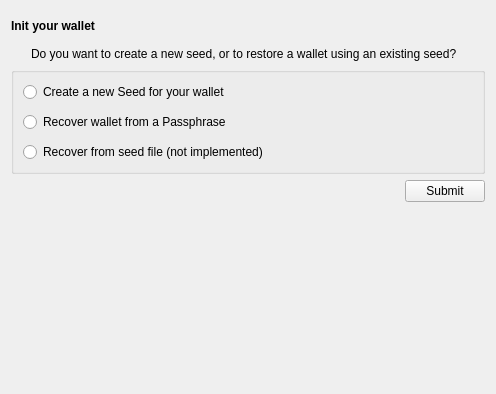
Above: windows/c_newwallet.ui from mwcproject/mwc-qt-wallet before the change. Below: the same form after it.
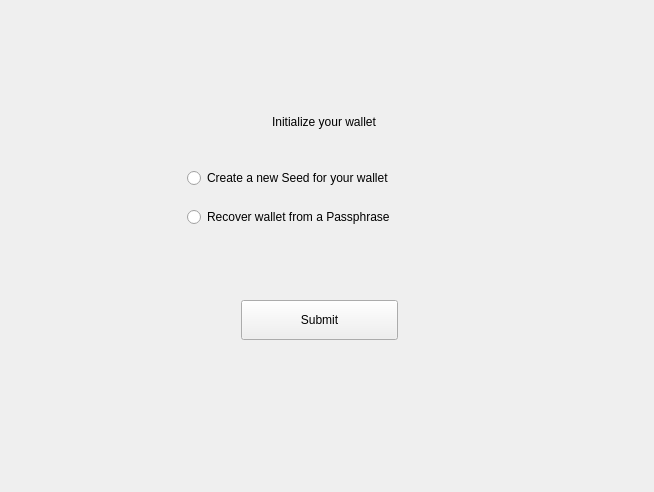
That is the form after the change. Custom widgets are drawn as their Qt base class.

Diff of the .ui file:
```diff
--- a/windows/c_newwallet.ui
+++ b/windows/c_newwallet.ui
@@ -6,8 +6,8 @@
    <rect>
     <x>0</x>
     <y>0</y>
-    <width>496</width>
-    <height>394</height>
+    <width>654</width>
+    <height>492</height>
    </rect>
   </property>
   <property name="focusPolicy">
@@ -16,63 +16,102 @@
   <property name="windowTitle">
    <string>Form</string>
   </property>
-  <layout class="QVBoxLayout" name="verticalLayout_2">
+  <layout class="QVBoxLayout" name="verticalLayout" stretch="2,0,3">
    <item>
-    <widget class="QLabel" name="label">
-     <property name="sizePolicy">
-      <sizepolicy hsizetype="Preferred" vsizetype="Fixed">
-       <horstretch>0</horstretch>
-       <verstretch>0</verstretch>
-      </sizepolicy>
+    <spacer name="verticalSpacer_2">
+     <property name="orientation">
+      <enum>Qt::Vertical</enum>
      </property>
-     <property name="minimumSize">
+     <property name="sizeHint" stdset="0">
       <size>
-       <width>0</width>
-       <height>30</height>
+       <width>20</width>
+       <height>81</height>
       </size>
      </property>
-     <property name="text">
-      <string>&lt;html&gt;&lt;head/&gt;&lt;body&gt;&lt;p&gt;&lt;span style=&quot; font-weight:600;&quot;&gt;Init your wallet&lt;/span&gt;&lt;/p&gt;&lt;/body&gt;&lt;/html&gt;</string>
-     </property>
-    </widget>
+    </spacer>
    </item>
    <item>
-    <widget class="QLabel" name="label_3">
-     <property name="text">
-      <string>Do you want to create a new seed, or to restore a wallet using an existing seed?</string>
-     </property>
-     <property name="wordWrap">
-      <bool>true</bool>
-     </property>
-     <property name="margin">
-      <number>0</number>
-     </property>
-     <property name="indent">
-      <number>20</number>
-     </property>
-    </widget>
-   </item>
-   <item>
-    <widget class="QGroupBox" name="groupBox">
-     <property name="title">
-      <string/>
-     </property>
-     <layout class="QVBoxLayout" name="verticalLayout">
-      <property name="spacing">
-       <number>10</number>
-      </property>
-      <item>
-       <widget class="QRadioButton" name="radioCreateNew">
+    <layout class="QHBoxLayout" name="horizontalLayout" stretch="1,0,1">
+     <item>
+      <spacer name="horizontalSpacer">
+       <property name="orientation">
+        <enum>Qt::Horizontal</enum>
+       </property>
+       <property name="sizeHint" stdset="0">
+        <size>
+         <width>40</width>
+         <height>20</height>
+        </size>
+       </property>
+      </spacer>
+     </item>
+     <item>
+      <widget class="QFrame" name="frame">
+       <property name="minimumSize">
+        <size>
+         <width>286</width>
+         <height>235</height>
+        </size>
+       </property>
+       <property name="maximumSize">
+        <size>
+         <width>286</width>
+         <height>235</height>
+        </size>
+       </property>
+       <property name="frameShape">
+        <enum>QFrame::NoFrame</enum>
+       </property>
+       <property name="frameShadow">
+        <enum>QFrame::Raised</enum>
+       </property>
+       <widget class="control::MwcPushButtonNormal" name="submitButton">
+        <property name="geometry">
+         <rect>
+          <x>57</x>
+          <y>195</y>
+          <width>157</width>
+          <height>40</height>
+         </rect>
+        </property>
         <property name="focusPolicy">
          <enum>Qt::StrongFocus</enum>
         </property>
         <property name="text">
-         <string>Create a new Seed for your wallet</string>
+         <string>Submit</string>
         </property>
+        <property name="autoDefault">
+         <bool>true</bool>
+        </property>
+        <property name="default">
+         <bool>false</bool>
+        </property>
        </widget>
-      </item>
-      <item>
+       <widget class="control::MwcLabelLarge" name="label_2">
+        <property name="geometry">
+         <rect>
+          <x>0</x>
+          <y>3</y>
+          <width>280</width>
+          <height>28</height>
+         </rect>
+        </property>
+        <property name="text">
+         <string>Initialize your wallet</string>
+        </property>
+        <property name="alignment">
+         <set>Qt::AlignCenter</set>
+        </property>
+       </widget>
        <widget class="QRadioButton" name="radioHaveSeed">
+        <property name="geometry">
+         <rect>
+          <x>3</x>
+          <y>102</y>
+          <width>276</width>
+          <height>20</height>
+         </rect>
+        </property>
         <property name="focusPolicy">
          <enum>Qt::StrongFocus</enum>
         </property>
@@ -80,48 +119,37 @@
          <string>Recover wallet from a Passphrase</string>
         </property>
        </widget>
-      </item>
-      <item>
-       <widget class="QRadioButton" name="radioButton">
+       <widget class="QRadioButton" name="radioCreateNew">
+        <property name="geometry">
+         <rect>
+          <x>3</x>
+          <y>63</y>
+          <width>276</width>
+          <height>20</height>
+         </rect>
+        </property>
+        <property name="focusPolicy">
+         <enum>Qt::StrongFocus</enum>
+        </property>
         <property name="text">
-         <string>Recover from seed file (not implemented)</string>
+         <string>Create a new Seed for your wallet</string>
         </property>
        </widget>
-      </item>
-     </layout>
-    </widget>
-   </item>
-   <item>
-    <layout class="QHBoxLayout" name="horizontalLayout">
-     <item>
-      <spacer name="horizontalSpacer">
-       <property name="orientation">
-        <enum>Qt::Horizontal</enum>
-       </property>
-       <property name="sizeHint" stdset="0">
-        <size>
-         <width>40</width>
-         <height>20</height>
-        </size>
-       </property>
-      </spacer>
-     </item>
-     <item>
-      <widget class="QPushButton" name="submitButton">
-       <property name="focusPolicy">
-        <enum>Qt::StrongFocus</enum>
-       </property>
-       <property name="text">
-        <string>Submit</string>
-       </property>
-       <property name="autoDefault">
-        <bool>true</bool>
-       </property>
-       <property name="default">
-        <bool>false</bool>
-       </property>
       </widget>
      </item>
+     <item>
+      <spacer name="horizontalSpacer_2">
+       <property name="orientation">
+        <enum>Qt::Horizontal</enum>
+       </property>
+       <property name="sizeHint" stdset="0">
+        <size>
+         <width>40</width>
+         <height>20</height>
+        </size>
+       </property>
+      </spacer>
+     </item>
     </layout>
    </item>
    <item>
@@ -139,6 +167,18 @@
    </item>
   </layout>
  </widget>
+ <customwidgets>
+  <customwidget>
+   <class>control::MwcPushButtonNormal</class>
+   <extends>QPushButton</extends>
+   <header>control/MwcPushButton.h</header>
+  </customwidget>
+  <customwidget>
+   <class>control::MwcLabelLarge</class>
+   <extends>QLabel</extends>
+   <header>control/MwcLabel.h</header>
+  </customwidget>
+ </customwidgets>
  <resources/>
  <connections/>
 </ui>
```
